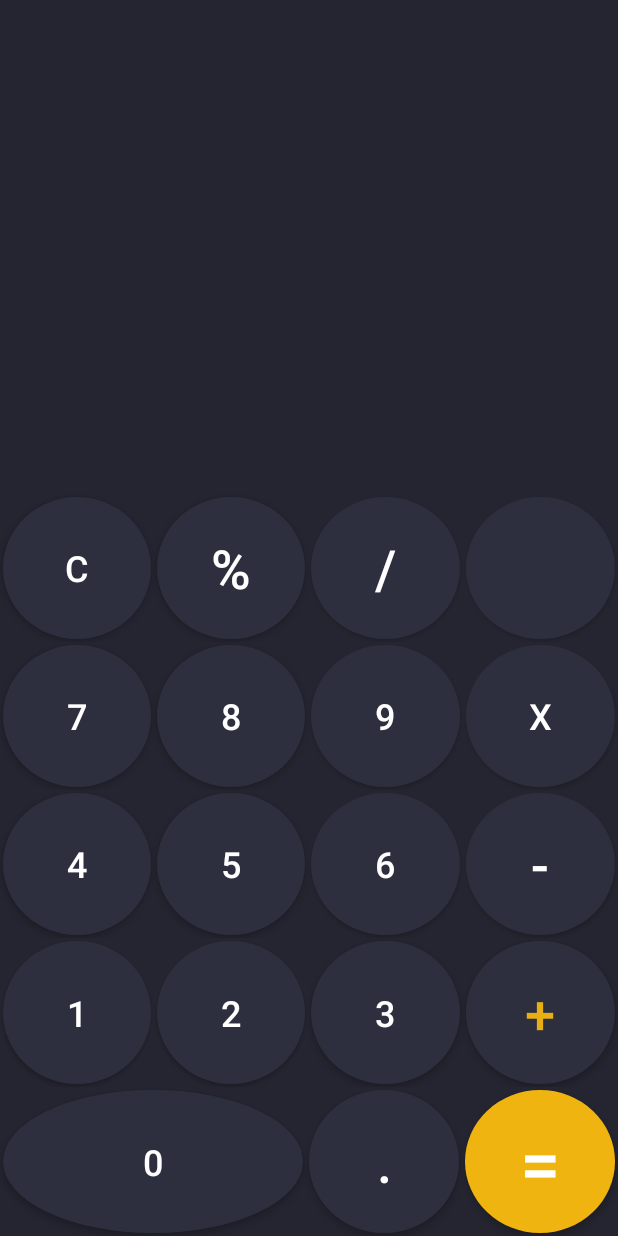
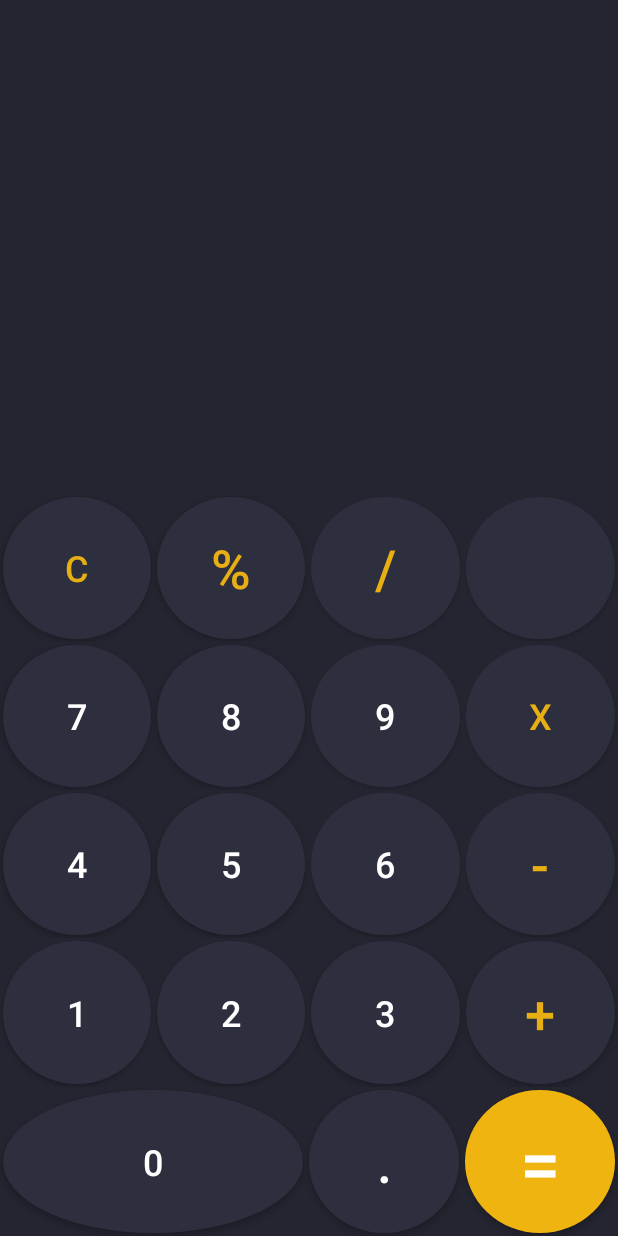
Before and after one commit to nurdankaynar/java-projects, an Android app: the screen it shows after launch (MainActivity), on a phone screen of 412 x 824 dp. Run offline under Robolectric (Android 15) with nearby library versions, the phone set to English and light mode, and no system bars.

Commit message:
Button color changed

```diff
--- a/app/src/main/res/layout/activity_main.xml
+++ b/app/src/main/res/layout/activity_main.xml
@@ -85,18 +85,21 @@
                 <androidx.appcompat.widget.AppCompatButton
                     android:id="@+id/btnClear"
                     style="@style/CalculatorButtonStyle"
+                    android:textColor="#e8af15"
                     android:text="C" />
 
 
                 <androidx.appcompat.widget.AppCompatButton
                     android:id="@+id/btnPercent"
                     style="@style/CalculatorButtonStyle"
+                    android:textColor="#e8af15"
                     android:textSize="36sp"
                     android:text="%" />
 
                 <androidx.appcompat.widget.AppCompatButton
                     android:id="@+id/btnDivide"
                     style="@style/CalculatorButtonStyle"
+                    android:textColor="#e8af15"
                     android:textSize="36sp"
                     android:text="/" />
 
@@ -131,6 +134,7 @@
                 <androidx.appcompat.widget.AppCompatButton
                     android:id="@+id/btnMultiply"
                     style="@style/CalculatorButtonStyle"
+                    android:textColor="#e8af15"
                     android:textSize="24sp"
                     android:text="x" />
             </LinearLayout>
@@ -159,6 +163,7 @@
                 <androidx.appcompat.widget.AppCompatButton
                     android:id="@+id/btnMinus"
                     style="@style/CalculatorButtonStyle"
+                    android:textColor="#e8af15"
                     android:textSize="36sp"
                     android:text="-" />
             </LinearLayout>
```
